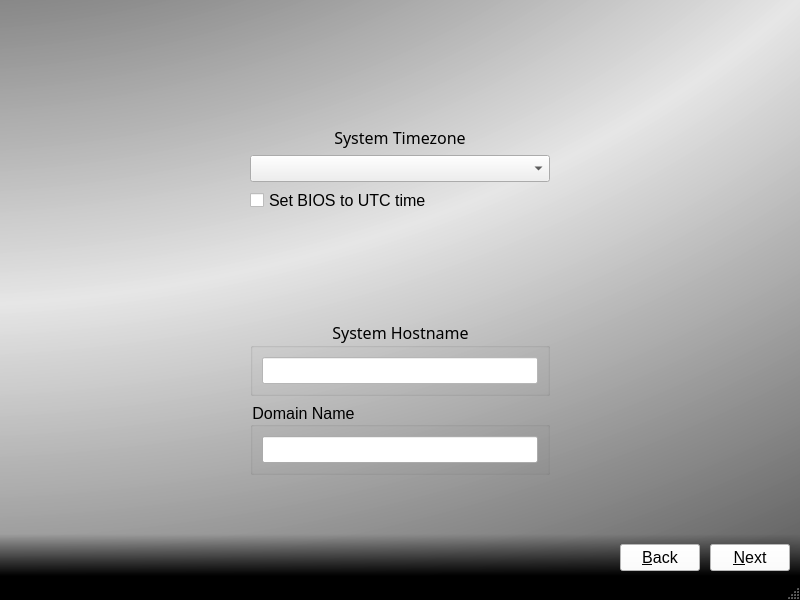
This is src-qt5/pc-firstbootgui/firstboot.ui in trueos/trueos-utils-qt5 as Qt 5 draws it before an edit. The edited form follows.
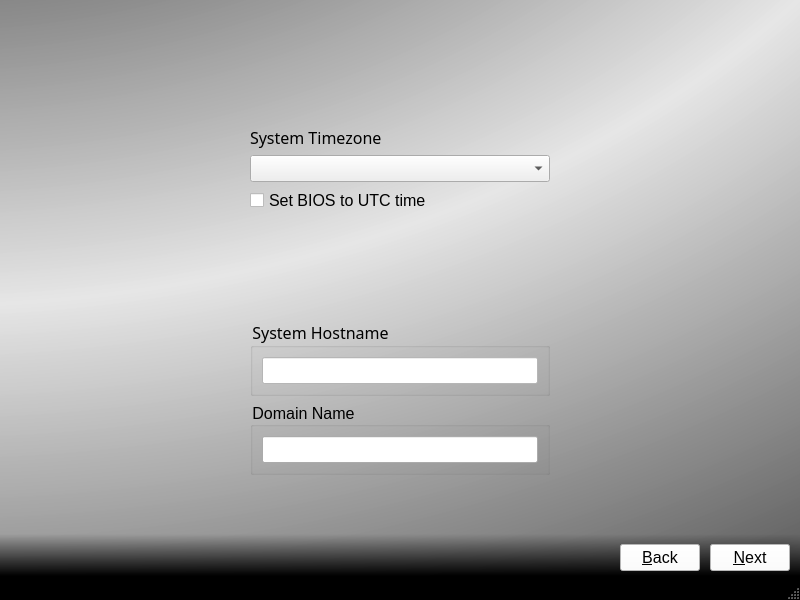
This is the edited form. The open tabs and pages were chosen to show the change. Icons and pictures are not drawn.

Commit message: firstboot.ui text adjustments: make words good? - Ensure consistency in terms from screen to screen. - Adjust wording for brevity and clarity.

Patch:
```diff
--- a/src-qt5/pc-firstbootgui/firstboot.ui
+++ b/src-qt5/pc-firstbootgui/firstboot.ui
@@ -356,9 +356,6 @@
             <property name="text">
              <string>System Timezone</string>
             </property>
-            <property name="alignment">
-             <set>Qt::AlignCenter</set>
-            </property>
            </widget>
           </item>
           <item row="1" column="0">
@@ -484,9 +481,6 @@
           <property name="title">
            <string>System Hostname</string>
           </property>
-          <property name="alignment">
-           <set>Qt::AlignCenter</set>
-          </property>
           <layout class="QGridLayout" name="gridLayout_10">
            <item row="1" column="0">
             <widget class="QLineEdit" name="lineHostname">
```
Left out of the diff: 16 changed lines with no effect on the pictures.
